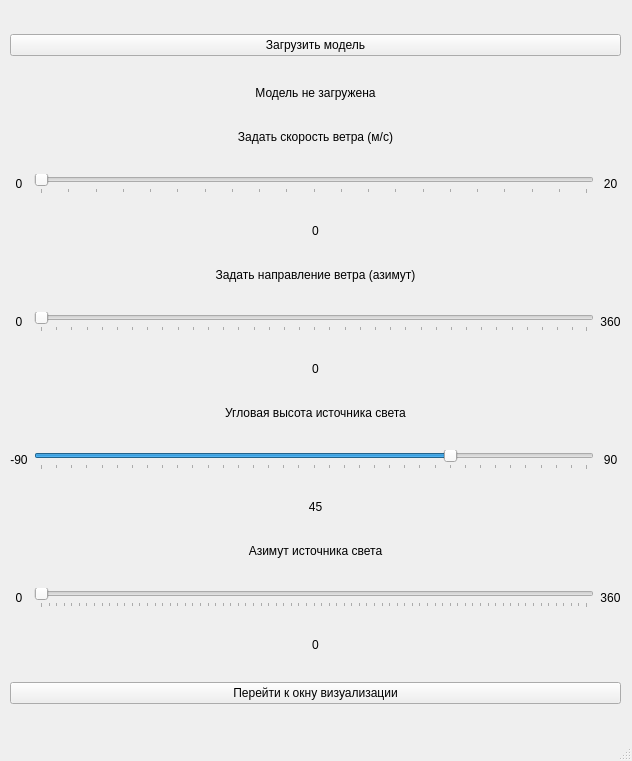
Before: the Qt Designer form inc/main_window.ui in PajiloyLis/BMSTU-CG-CP, drawn with Qt 5.
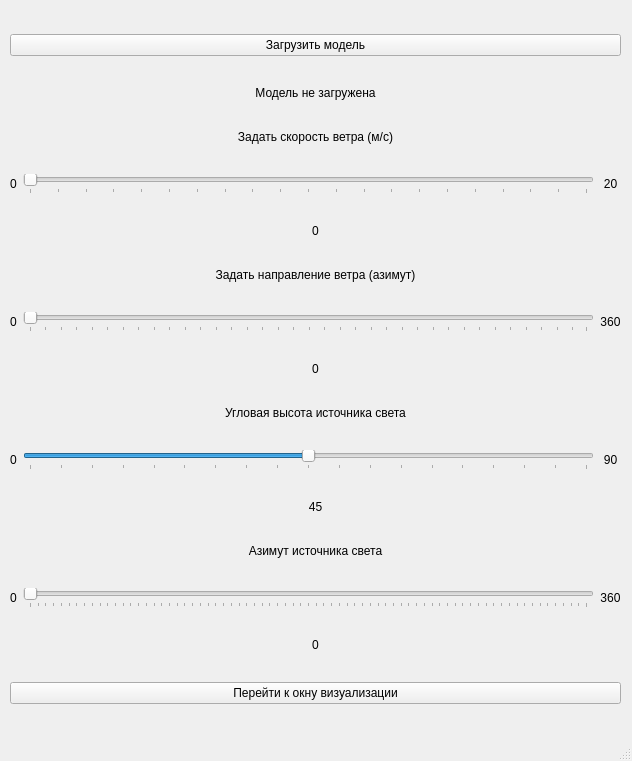
After: the same form once the commit is applied.

```diff
--- a/inc/main_window.ui
+++ b/inc/main_window.ui
@@ -74,7 +74,7 @@
      <item row="9" column="0">
       <widget class="QLabel" name="label_10">
        <property name="text">
-        <string>-90</string>
+        <string>0</string>
        </property>
        <property name="alignment">
         <set>Qt::AlignCenter</set>
@@ -207,7 +207,7 @@
      <item row="9" column="1">
       <widget class="QSlider" name="light_height_slider">
        <property name="minimum">
-        <number>-90</number>
+        <number>0</number>
        </property>
        <property name="maximum">
         <number>90</number>
```
